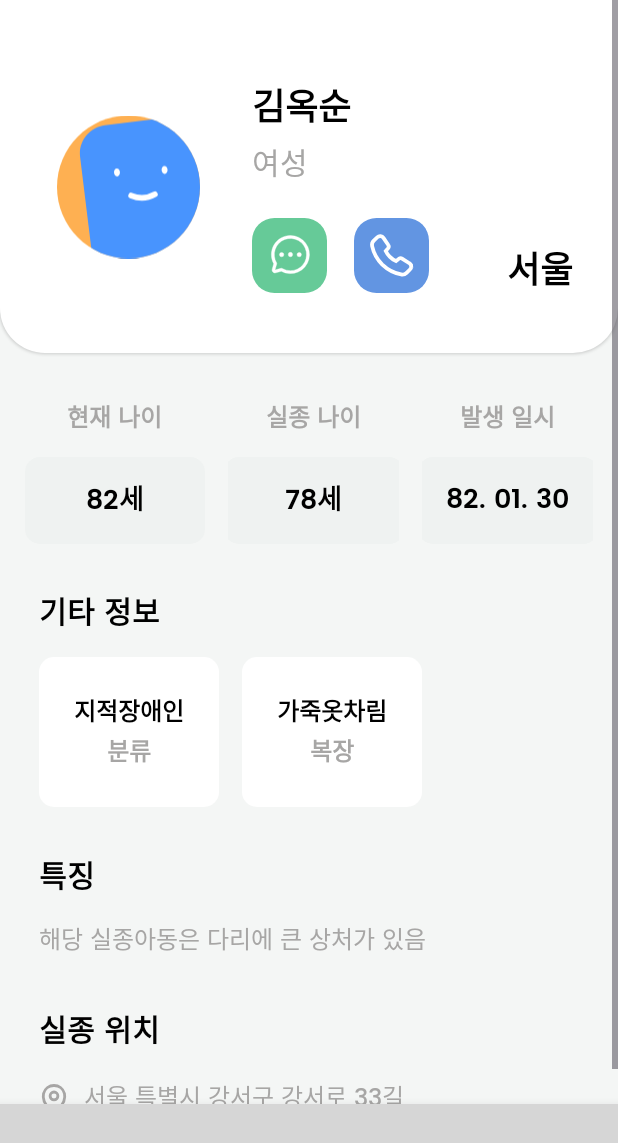
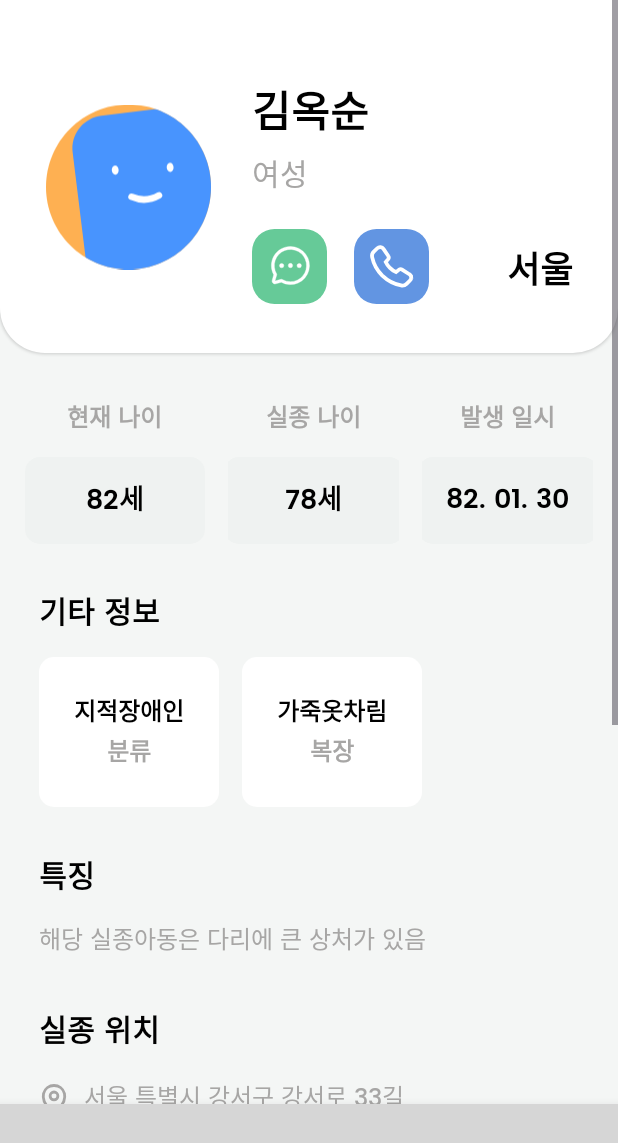
Before and after one commit to JangWoojun/A.i, an Android app: the ChildrenInfoInternalFragment screen opened through its navigation route, on a phone screen of 412 x 824 dp. Shown: the top 1143 px of the screen. Run offline under Robolectric (Android 15) with nearby library versions, the phone set to English and light mode, and no system bars; our stand-ins replace Firebase (no records; nobody signed in at launch, a user with empty details on screens opened directly); plain views replace ChipNavigationBar; pictures from the network do not load; 3 statements that could not run were skipped; grey boxes are pictures that could not be loaded.

Commit message:
design: 디자인 수정

```diff
--- a/app/src/main/res/layout/fragment_children_info_internal.xml
+++ b/app/src/main/res/layout/fragment_children_info_internal.xml
@@ -7,6 +7,7 @@
     android:layout_width="match_parent"
     android:layout_height="match_parent"
     android:background="#f4f6f5"
+    android:id="@+id/scroll_view"
     tools:context=".fragment.main.ChildrenInfoInternalFragment">
 
 
@@ -34,7 +35,7 @@
                 app:layout_constraintTop_toTopOf="parent">
 
                 <ImageView
-                    android:layout_width="95dp"
+                    android:layout_width="110dp"
                     android:layout_height="140dp"
                     android:layout_gravity="center"
                     android:src="@drawable/profile" />
@@ -59,7 +60,7 @@
                     android:fontFamily="@font/poppins_bold"
                     android:text="김옥순"
                     android:textColor="@color/black"
-                    android:textSize="24sp" />
+                    android:textSize="28sp" />
 
                 <TextView
                     android:id="@+id/sex"
@@ -353,7 +354,7 @@
                 android:textSize="16sp"
                 android:textColor="#a7a6a5"
                 android:text="해당 실종아동은 다리에 큰 상처가 있음"
-                android:layout_width="wrap_content"
+                android:layout_width="340dp"
                 android:layout_height="wrap_content"/>
 
 
@@ -406,8 +407,9 @@
             android:id="@+id/map_view"
             android:layout_marginTop="14dp"
             android:layout_marginHorizontal="26dp"
+            android:layout_marginBottom="60dp"
             android:layout_width="match_parent"
-            android:layout_height="match_parent" />
+            android:layout_height="300dp" />
 
     </LinearLayout>
 
```
